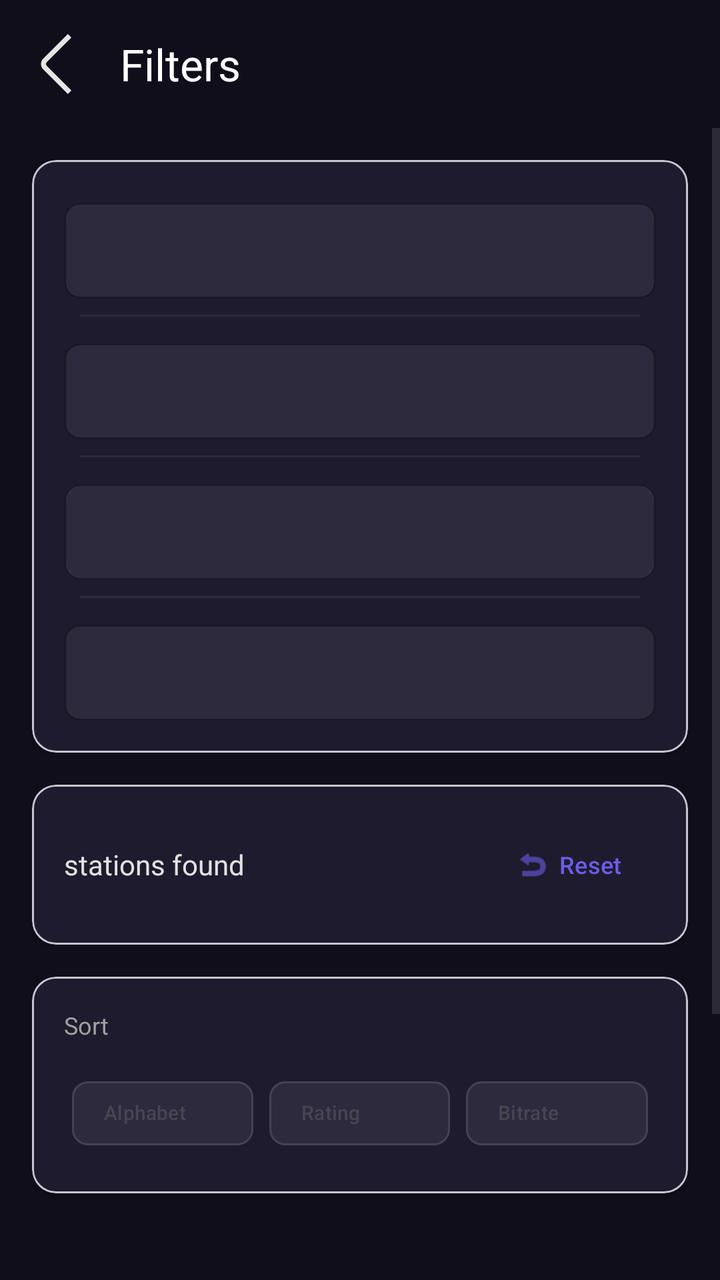
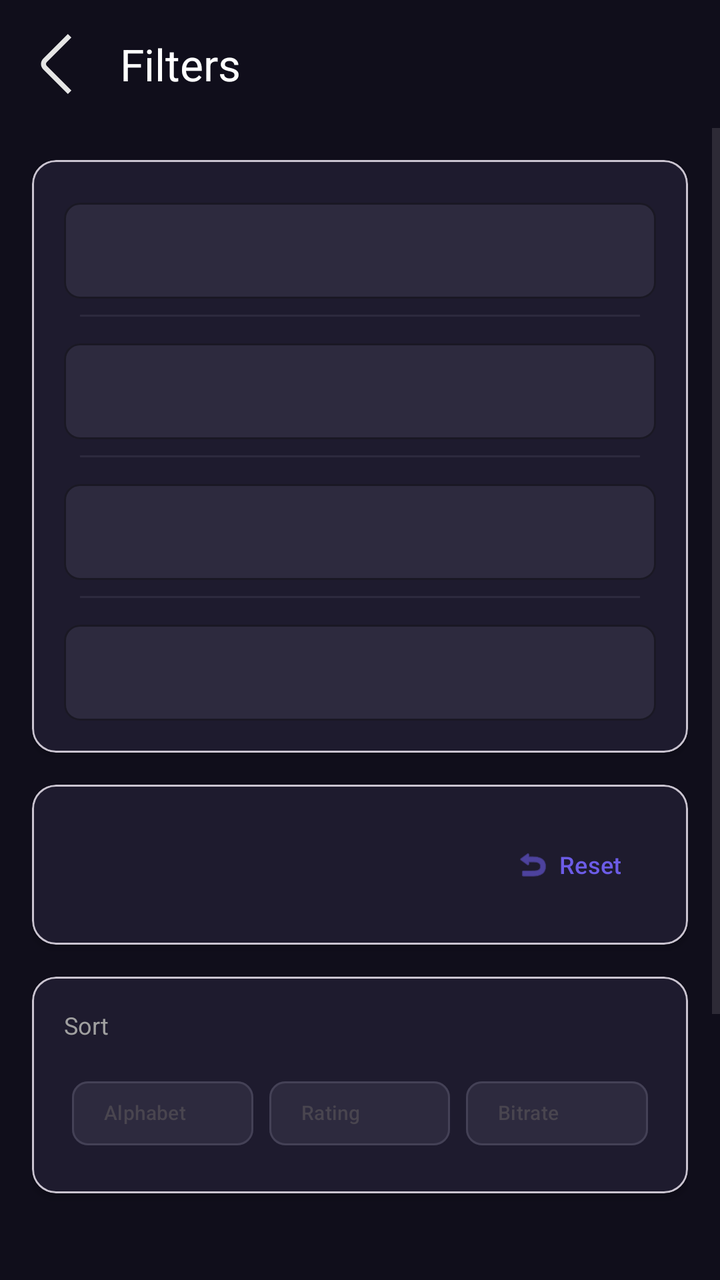

Two renders of the same Android screen: before a commit and after it. Below are the layout's source before the change and the commit's diff.
<!-- AndroidManifest.xml: application theme Theme.WorldRadio -->
<!-- res/layout/fragment_filter.xml -->
<?xml version="1.0" encoding="utf-8"?>
<androidx.coordinatorlayout.widget.CoordinatorLayout xmlns:android="http://schemas.android.com/apk/res/android"
    xmlns:app="http://schemas.android.com/apk/res-auto"
    xmlns:tools="http://schemas.android.com/tools"
    android:layout_width="match_parent"
    android:layout_height="match_parent"
    android:background="#100E1B"
    android:fitsSystemWindows="true">

    <com.google.android.material.appbar.AppBarLayout
        android:layout_width="match_parent"
        android:layout_height="wrap_content"
        android:background="#100E1B"
        android:elevation="0dp">

        <com.google.android.material.appbar.MaterialToolbar
            android:id="@+id/toolbar"
            android:layout_width="match_parent"
            android:layout_height="?attr/actionBarSize"
            android:background="#100E1B"
            app:navigationIcon="@drawable/back"
            app:title="@string/filters"
            app:titleTextColor="@color/white" />

    </com.google.android.material.appbar.AppBarLayout>

    <ScrollView
        android:layout_width="match_parent"
        android:layout_height="match_parent"
        app:layout_behavior="@string/appbar_scrolling_view_behavior">

        <LinearLayout
            android:layout_width="match_parent"
            android:layout_height="wrap_content"
            android:orientation="vertical"
            android:padding="16dp">

            <com.google.android.material.card.MaterialCardView
                android:layout_width="match_parent"
                android:layout_height="wrap_content"
                app:cardBackgroundColor="#1E1B2E"
                app:cardCornerRadius="12dp"
                app:cardElevation="2dp"
                android:layout_marginBottom="16dp">

                <LinearLayout
                    android:layout_width="match_parent"
                    android:layout_height="wrap_content"
                    android:orientation="vertical"
                    android:padding="8dp">

                    <include
                        android:id="@+id/filterName"
                        layout="@layout/filter_field"
                        android:layout_width="match_parent"
                        android:layout_height="wrap_content" />

                    <View
                        android:layout_width="match_parent"
                        android:layout_height="1dp"
                        android:layout_marginStart="16dp"
                        android:layout_marginEnd="16dp"
                        android:background="#2D2A3E" />

                    <include
                        android:id="@+id/filterCountry"
                        layout="@layout/filter_field"
                        android:layout_width="match_parent"
                        android:layout_height="wrap_content" />

                    <View
                        android:layout_width="match_parent"
                        android:layout_height="1dp"
                        android:layout_marginStart="16dp"
                        android:layout_marginEnd="16dp"
                        android:background="#2D2A3E" />

                    <include
                        android:id="@+id/filterTags"
                        layout="@layout/filter_field"
                        android:layout_width="match_parent"
                        android:layout_height="wrap_content" />

                    <View
                        android:layout_width="match_parent"
                        android:layout_height="1dp"
                        android:layout_marginStart="16dp"
                        android:layout_marginEnd="16dp"
                        android:background="#2D2A3E" />

                    <include
                        android:id="@+id/filterLanguage"
                        layout="@layout/filter_field"
                        android:layout_width="match_parent"
                        android:layout_height="wrap_content" />

                </LinearLayout>

            </com.google.android.material.card.MaterialCardView>

            <com.google.android.material.card.MaterialCardView
                android:layout_width="match_parent"
                android:layout_height="wrap_content"
                app:cardBackgroundColor="#1E1B2E"
                app:cardCornerRadius="12dp"
                app:cardElevation="2dp"
                android:layout_marginBottom="16dp">

                <LinearLayout
                    android:layout_width="match_parent"
                    android:layout_height="wrap_content"
                    android:orientation="horizontal"
                    android:padding="16dp"
                    android:gravity="center_vertical">

                    <TextView
                        android:id="@+id/StationCount"
                        android:layout_width="0dp"
                        android:layout_height="wrap_content"
                        android:layout_weight="1"
                        android:ellipsize="marquee"
                        android:focusable="true"
                        android:focusableInTouchMode="true"
                        android:marqueeRepeatLimit="marquee_forever"
                        android:scrollHorizontally="true"
                        android:singleLine="true"
                        android:text="@string/filter_count"
                        android:textColor="#E2E2E2"
                        android:textSize="14sp" />

                    <com.google.android.material.button.MaterialButton
                        android:id="@+id/btnReset"
                        style="@style/Widget.Material3.Button.TextButton"
                        android:layout_width="wrap_content"
                        android:layout_height="wrap_content"
                        android:text="@string/reset"
                        android:textColor="#6C5CE7"
                        android:textSize="12sp"
                        app:icon="@android:drawable/ic_menu_revert"
                        app:iconTint="#6C5CE7"
                        app:iconGravity="textStart" />

                </LinearLayout>

            </com.google.android.material.card.MaterialCardView>

            <com.google.android.material.card.MaterialCardView
                android:layout_width="match_parent"
                android:layout_height="wrap_content"
                android:layout_marginBottom="200dp"
                app:cardBackgroundColor="#1E1B2E"
                app:cardCornerRadius="12dp"
                app:cardElevation="2dp">

                <LinearLayout
                    android:layout_width="match_parent"
                    android:layout_height="wrap_content"
                    android:orientation="vertical"
                    android:padding="16dp">

                    <TextView
                        android:layout_width="wrap_content"
                        android:layout_height="wrap_content"
                        android:layout_marginBottom="12dp"
                        android:text="@string/sort"
                        android:textColor="#A0A0A0"
                        android:textSize="12sp" />

                    <androidx.constraintlayout.widget.ConstraintLayout
                        android:layout_width="match_parent"
                        android:layout_height="wrap_content">

                        <androidx.constraintlayout.widget.Guideline
                            android:id="@+id/g1"
                            android:layout_width="wrap_content"
                            android:layout_height="wrap_content"
                            android:orientation="vertical"
                            app:layout_constraintGuide_percent="0.333" />

                        <androidx.constraintlayout.widget.Guideline
                            android:id="@+id/g2"
                            android:layout_width="wrap_content"
                            android:layout_height="wrap_content"
                            android:orientation="vertical"
                            app:layout_constraintGuide_percent="0.666" />

                        <com.google.android.material.chip.Chip
                            android:id="@+id/chipAlphabet"
                            style="@style/Widget.Material3.Chip.Filter"
                            android:layout_width="0dp"
                            android:layout_height="wrap_content"
                            android:layout_marginStart="4dp"
                            android:layout_marginEnd="4dp"
                            android:text="@string/alphabet"
                            android:gravity="center"
                            android:textSize="10dp"
                            app:layout_constraintTop_toTopOf="parent"
                            app:layout_constraintStart_toStartOf="parent"
                            app:layout_constraintEnd_toStartOf="@+id/g1"
                            app:chipBackgroundColor="@color/chip_selector"
                            app:chipStrokeColor="@color/chip_stroke_selector"
                            app:chipStrokeWidth="1dp"
                            tools:ignore="SpUsage" />

                        <com.google.android.material.chip.Chip
                            android:id="@+id/chipRating"
                            style="@style/Widget.Material3.Chip.Filter"
                            android:layout_width="0dp"
                            android:layout_height="wrap_content"
                            android:layout_marginStart="4dp"
                            android:layout_marginEnd="4dp"
                            android:text="@string/rating"
                            android:gravity="center"
                            android:textSize="10dp"
                            app:layout_constraintTop_toTopOf="parent"
                            app:layout_constraintStart_toStartOf="@+id/g1"
                            app:layout_constraintEnd_toStartOf="@+id/g2"
                            app:chipBackgroundColor="@color/chip_selector"
                            app:chipStrokeColor="@color/chip_stroke_selector"
                            app:chipStrokeWidth="1dp"
                            tools:ignore="SpUsage" />

                        <com.google.android.material.chip.Chip
                            android:id="@+id/chipBitrate"
                            style="@style/Widget.Material3.Chip.Filter"
                            android:layout_width="0dp"
                            android:layout_height="wrap_content"
                            android:layout_marginStart="4dp"
                            android:layout_marginEnd="4dp"
                            android:textSize="10dp"
                            android:text="@string/bitrate"
                            android:gravity="center"
                            app:layout_constraintTop_toTopOf="parent"
                            app:layout_constraintStart_toStartOf="@+id/g2"
                            app:layout_constraintEnd_toEndOf="parent"
                            app:chipBackgroundColor="@color/chip_selector"
                            app:chipStrokeColor="@color/chip_stroke_selector"
                            app:chipStrokeWidth="1dp"
                            tools:ignore="SpUsage" />

                    </androidx.constraintlayout.widget.ConstraintLayout>

                </LinearLayout>

            </com.google.android.material.card.MaterialCardView>

        </LinearLayout>

    </ScrollView>

</androidx.coordinatorlayout.widget.CoordinatorLayout>
<!-- res/layout/filter_field.xml (included above) -->
<?xml version="1.0" encoding="utf-8"?>
<LinearLayout xmlns:android="http://schemas.android.com/apk/res/android"
    xmlns:app="http://schemas.android.com/apk/res-auto"
    android:layout_width="match_parent"
    android:layout_height="wrap_content"
    android:orientation="vertical"
    android:padding="8dp">

    <com.google.android.material.textfield.TextInputLayout
        android:id="@+id/textInputLayout"
        android:layout_width="match_parent"
        android:layout_height="wrap_content"
        app:boxBackgroundColor="#2D2A3E"
        app:boxCornerRadiusBottomEnd="8dp"
        app:boxCornerRadiusBottomStart="8dp"
        app:boxCornerRadiusTopEnd="8dp"
        app:boxCornerRadiusTopStart="8dp"
        app:endIconMode="clear_text"
        app:startIconTint="@color/white"
        app:hintTextColor="@color/white"
        app:boxStrokeColor="#6C5CE7"
        app:endIconTint="@color/white">

        <com.google.android.material.textfield.MaterialAutoCompleteTextView
            android:id="@+id/autoComplete"
            android:layout_width="match_parent"
            android:layout_height="wrap_content"
            android:minHeight="48dp"
            android:paddingStart="15dp"
            android:textColor="#FFFFFF"
            android:textColorHint="#A0A0A0"
            android:textSize="14sp" />

    </com.google.android.material.textfield.TextInputLayout>

</LinearLayout>
<!-- resources referenced by this layout -->
<resources>
  <color name="white">#FFFFFF</color>
  <!-- drawable back (drawable) -->
  <vector xmlns:android="http://schemas.android.com/apk/res/android"
      android:width="30dp"
      android:height="30dp"
      android:viewportWidth="30"
      android:viewportHeight="30">
    <path
        android:pathData="M20.94,29.993L8.599,17.651C7.896,16.948 7.501,15.994 7.501,15C7.501,14.006 7.896,13.052 8.599,12.349L20.933,0.015L22.7,1.783L10.366,14.116C10.132,14.351 10,14.669 10,15C10,15.332 10.132,15.649 10.366,15.884L22.708,28.225L20.94,29.993Z"
        android:fillColor="#E5E5E5"/>
  </vector>
  <string name="alphabet">Alphabet</string>
  <string name="bitrate">Bitrate</string>
  <string name="filter_count">stations found</string>
  <string name="filters">Filters</string>
  <string name="rating">Rating</string>
  <string name="reset">Reset</string>
  <string name="sort">Sort</string>
  <style name="Theme.WorldRadio" parent="Base.Theme.WorldRadio" />
  <style name="Base.Theme.WorldRadio" parent="Theme.Material3.DayNight.NoActionBar">
          
          
      </style>
</resources>

<!-- the commit's change to res/layout/fragment_filter.xml (unified diff, before → after) -->
@@ -111,22 +111,8 @@
                     android:layout_height="wrap_content"
                     android:orientation="horizontal"
                     android:padding="16dp"
-                    android:gravity="center_vertical">
-
-                    <TextView
-                        android:id="@+id/StationCount"
-                        android:layout_width="0dp"
-                        android:layout_height="wrap_content"
-                        android:layout_weight="1"
-                        android:ellipsize="marquee"
-                        android:focusable="true"
-                        android:focusableInTouchMode="true"
-                        android:marqueeRepeatLimit="marquee_forever"
-                        android:scrollHorizontally="true"
-                        android:singleLine="true"
-                        android:text="@string/filter_count"
-                        android:textColor="#E2E2E2"
-                        android:textSize="14sp" />
+                    android:gravity="center_vertical|end">
+
 
                     <com.google.android.material.button.MaterialButton
                         android:id="@+id/btnReset"
<!-- resource entries referenced after the edit -->
@@ -13,7 +13,6 @@
   </vector>
   <string name="alphabet">Alphabet</string>
   <string name="bitrate">Bitrate</string>
-  <string name="filter_count">stations found</string>
   <string name="filters">Filters</string>
   <string name="rating">Rating</string>
   <string name="reset">Reset</string>
